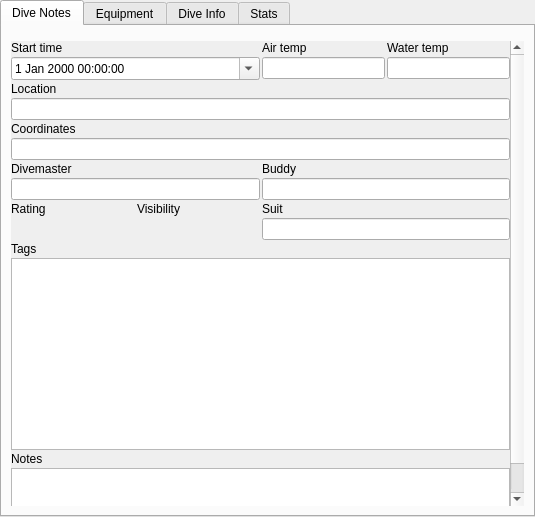
First picture: the form in qt-ui/maintab.ui, repository subsurface/subsurface, before the edit.
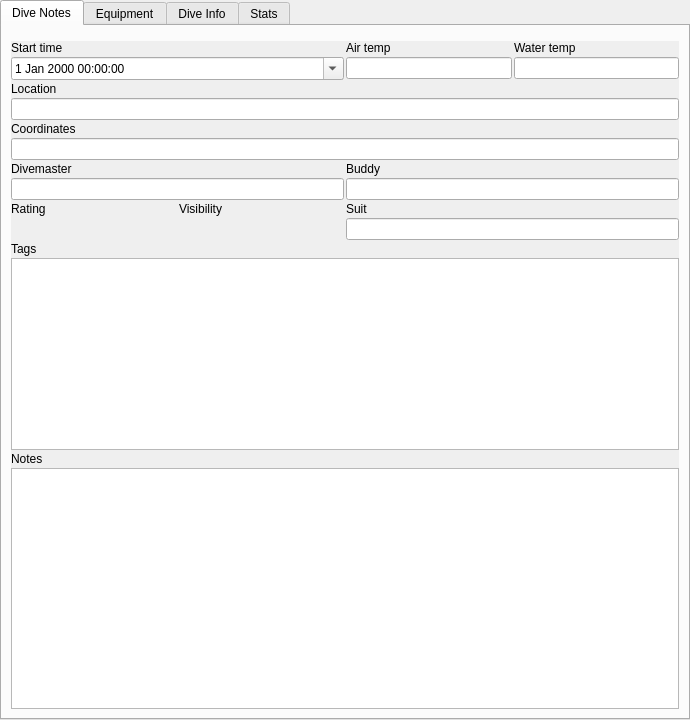
Second picture: the form after the edit. Custom widgets are drawn as their Qt base class.

Commit message:
Added Keyboard Navigation for the Star Widget
Keys up and down to increase / decrease stars
and also fixed focus policy for it.

Diff of the .ui file:
```diff
--- a/qt-ui/maintab.ui
+++ b/qt-ui/maintab.ui
@@ -6,8 +6,8 @@
    <rect>
     <x>0</x>
     <y>0</y>
-    <width>535</width>
-    <height>517</height>
+    <width>690</width>
+    <height>720</height>
    </rect>
   </property>
   <property name="currentIndex">
@@ -37,8 +37,8 @@
         <rect>
          <x>0</x>
          <y>0</y>
-         <width>493</width>
-         <height>586</height>
+         <width>662</width>
+         <height>644</height>
         </rect>
        </property>
        <layout class="QGridLayout" name="gridLayout_2">
```
Left out of the diff: 26 changed lines with no effect on the pictures. The commit also changes 2 other files.
